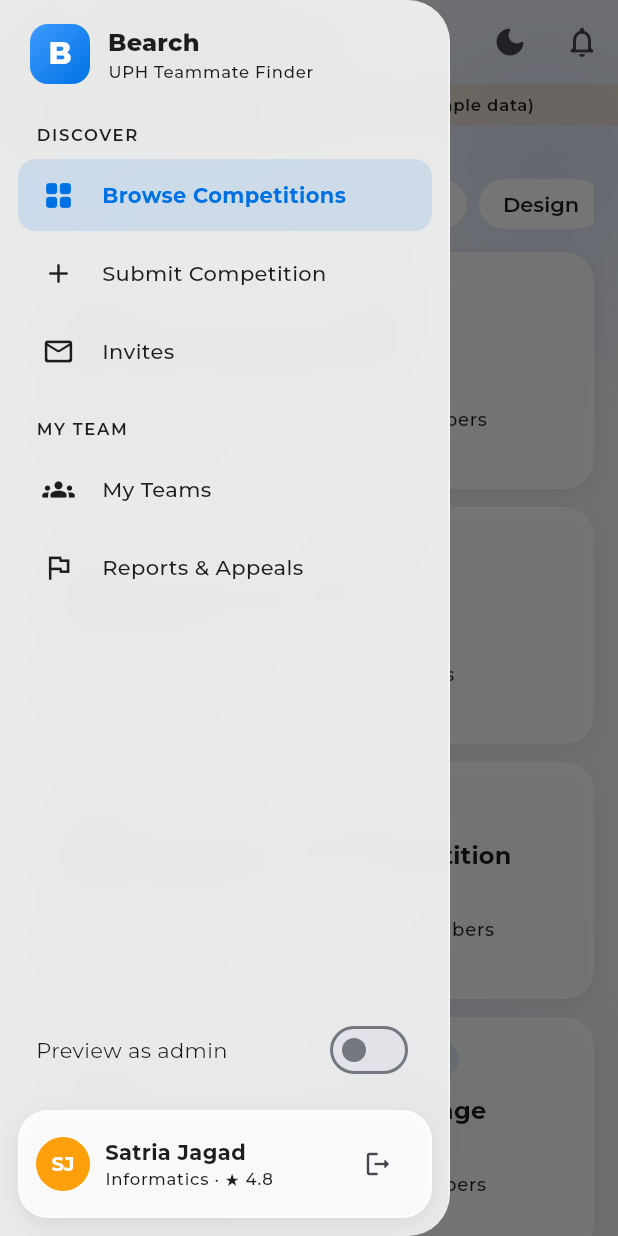
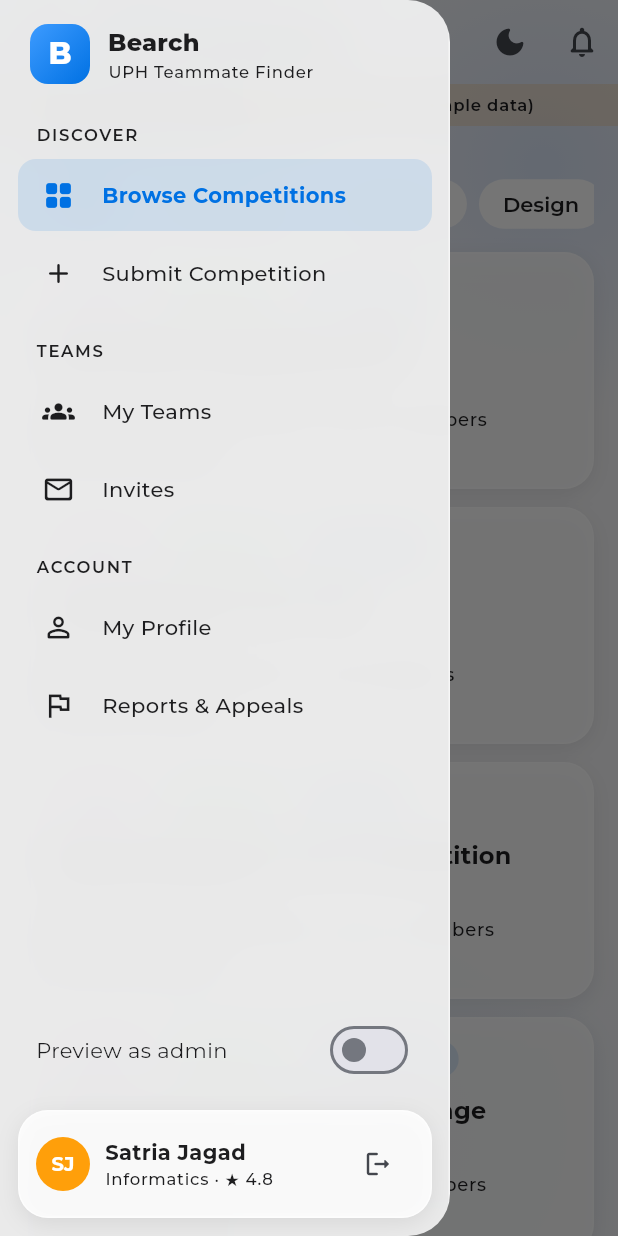
Before and after one commit to Anzuhaa/Bearch, a Flutter app: the screen it shows after launch, with the side drawer open, on a phone screen of 412 x 824 dp. Run offline on Flutter 3.47's test engine with Material 3 defaults, Android fonts, the phone set to English and light mode, and no system bars; our stand-ins replace file_picker, flutter_riverpod, go_router, google_fonts, supabase_flutter; accounts and stored records are empty.

Commit message:
feat: drawer sections Discover / Teams / Account
- Teams: My Teams + Invites; Account: My Profile (opens full-screen) + Reports & Appeals
- NavItem.pushed for full-screen destinations (excluded from shell routes)

Co-Authored-By: Claude Opus 5.5 <noreply@anthropic.com>

```diff
--- a/app/lib/router.dart
+++ b/app/lib/router.dart
@@ -111,7 +111,7 @@ final routerProvider = Provider<GoRouter>((ref) {
       ShellRoute(
         builder: (context, state, child) => AppShell(location: state.matchedLocation, child: child),
         routes: [
-          for (final item in allNavItems)
+          for (final item in allNavItems.where((i) => !i.pushed))
             GoRoute(
               path: item.path,
               builder: (context, state) => _builtScreens[item.path]!(),
--- a/app/lib/shell/bearch_drawer.dart
+++ b/app/lib/shell/bearch_drawer.dart
@@ -182,7 +182,7 @@ class _DrawerTile extends StatelessWidget {
         ),
         onTap: () {
           Navigator.of(context).pop();
-          context.go(item.path);
+          item.pushed ? context.push(item.path) : context.go(item.path);
         },
       ),
     );
--- a/app/lib/shell/nav_items.dart
+++ b/app/lib/shell/nav_items.dart
@@ -10,6 +10,7 @@ class NavItem {
     this.figma = const [],
     this.plan = const [],
     this.backend = const [],
+    this.pushed = false,
   });
 
   final String path;
@@ -18,6 +19,9 @@ class NavItem {
   final List<String> figma;
   final List<String> plan;
   final List<String> backend;
+
+  /// Opens as a full-screen page on top (not a drawer-shell destination).
+  final bool pushed;
 }
 
 class NavSection {
@@ -44,6 +48,15 @@ const studentNav = [
       ],
       backend: ['insert competitions (draft)', 'fn check-duplicate', 'rpc submit_competition'],
     ),
+  ]),
+  NavSection('Teams', [
+    NavItem(
+      path: '/teams',
+      label: 'My Teams',
+      icon: Icons.groups_rounded,
+      figma: ['06 Lobby', '09 Team Locked', '10 Team Calendar', '11 Team Chat', '12 Rate', '13 SEP'],
+      plan: ['Pick a team, then open its hub: lobby & members, chat, calendar, rate & SEP, report'],
+    ),
     NavItem(
       path: '/invites',
       label: 'Invites',
@@ -52,14 +65,8 @@ const studentNav = [
       backend: ['select team_invites / join_requests', 'rpc respond_invite / cancel_join_request'],
     ),
   ]),
-  NavSection('My Team', [
-    NavItem(
-      path: '/teams',
-      label: 'My Teams',
-      icon: Icons.groups_rounded,
-      figma: ['06 Lobby', '09 Team Locked', '10 Team Calendar', '11 Team Chat', '12 Rate', '13 SEP'],
-      plan: ['Pick a team, then open its hub: lobby & members, chat, calendar, rate & SEP, report'],
-    ),
+  NavSection('Account', [
+    NavItem(path: '/onboarding', label: 'My Profile', icon: Icons.person_outline_rounded, pushed: true),
     NavItem(
       path: '/reports',
       label: 'Reports & Appeals',
```
Also changed, not shown: 1 other file.
